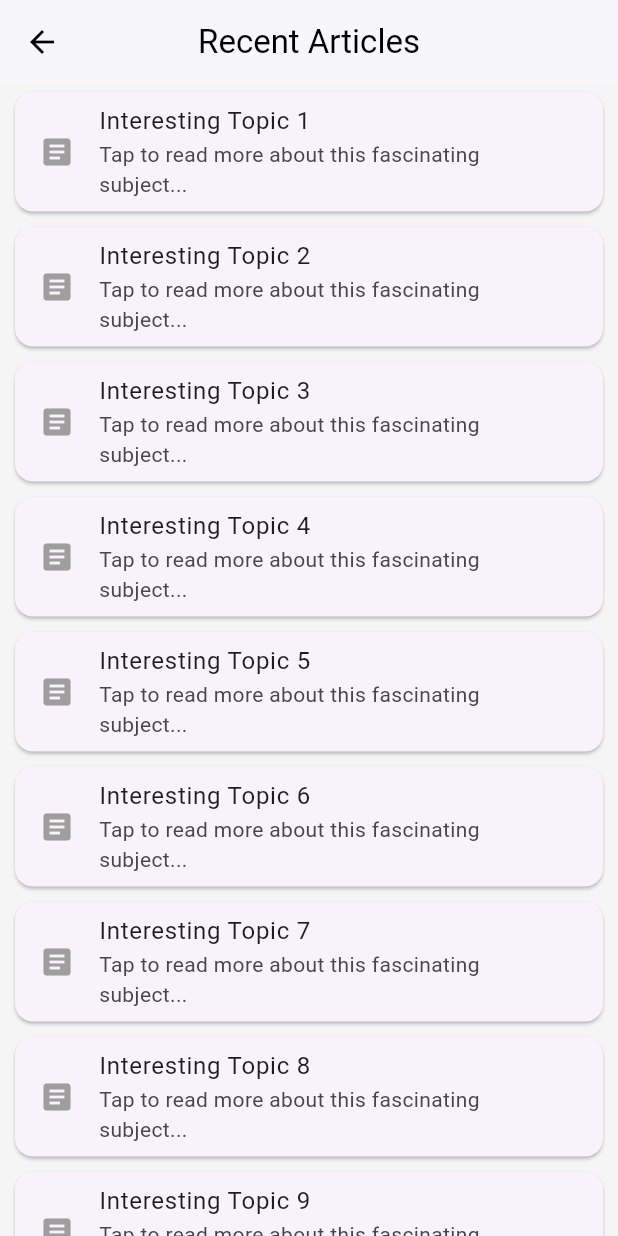
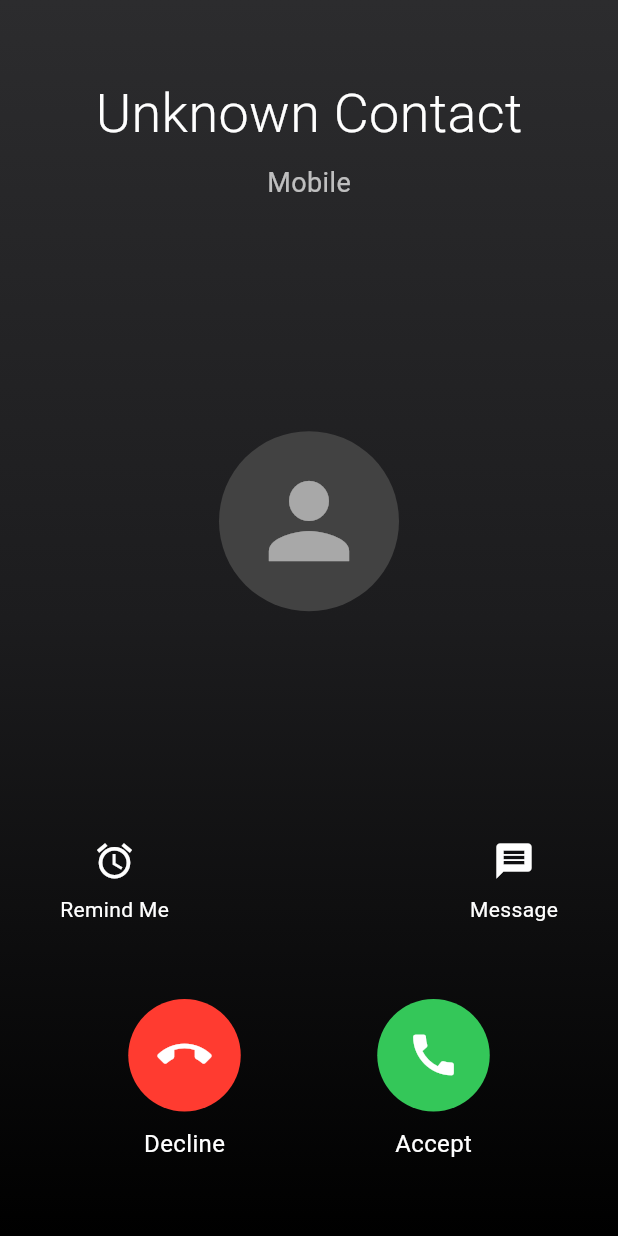
Before and after one commit to Guri536/Peri-Lily, a Flutter app: the FakeUiScreen screen opened directly, on a phone screen of 412 x 824 dp. Run offline on Flutter 3.47's test engine with Material 3 defaults, Android fonts, the phone set to English and light mode, and no system bars; our stand-ins replace flutter_contacts, flutter_riverpod, geolocator, permission_handler, speech_to_text, sqflite and 1 more; missing offline and left inert: flutter_ringtone_player; accounts and stored records are empty.

Commit message:
Working messages

```diff
--- a/lib/features/decoy_ui/fake_ui_screen.dart
+++ b/lib/features/decoy_ui/fake_ui_screen.dart
@@ -1,7 +1,10 @@
 import 'package:flutter/material.dart';
 import 'package:flutter_riverpod/flutter_riverpod.dart';
+import 'package:flutter_ringtone_player/flutter_ringtone_player.dart';
+import 'package:vibration/vibration.dart';
 import '../voice_engine/speech_service.dart';
 import '../dispatch/dispatch_service.dart';
+import '../database/database.dart';
 
 class FakeUiScreen extends ConsumerStatefulWidget {
   const FakeUiScreen({super.key});
@@ -11,55 +14,213 @@ class FakeUiScreen extends ConsumerStatefulWidget {
 }
 
 class _FakeUiScreenState extends ConsumerState<FakeUiScreen> {
+  late final SpeechService _speechNotifier;
+  late String showContactName = "Unknown Contact";
+
   @override
   void initState() {
     super.initState();
+    _initializeData();
+    _speechNotifier = ref.read(speechServiceProvider.notifier);
+
     WidgetsBinding.instance.addPostFrameCallback((_) {
-      ref.read(speechServiceProvider.notifier).startListening();
+      _speechNotifier.startListening();
+      _startRingingAndVibrating();
     });
+  }
+
+  Future<void> _initializeData() async {
+    final getContactName = await ref.read(databaseProvider).getAllContacts();
+    if (mounted) {
+      setState(() {
+        showContactName = getContactName.isEmpty
+            ? "Unknown Contact"
+            : (getContactName[0]['name'] ?? "Unknown Contact");
+      });
+    }
+  }
+
+  Future<void> _startRingingAndVibrating() async {
+    FlutterRingtonePlayer().playRingtone();
+
+    bool? hasVibrator = await Vibration.hasVibrator();
+    if (hasVibrator == true) {
+      Vibration.vibrate(
+        pattern: [1000, 1000],
+        repeat: 1,
+      );
+    }
+  }
+
+  void _stopRingingAndVibrating() {
+    FlutterRingtonePlayer().stop();
+    Vibration.cancel();
   }
 
   @override
   void dispose() {
-    ref.read(speechServiceProvider.notifier).stopListening();
+    _stopRingingAndVibrating();
+    Future.microtask(() {
+      _speechNotifier.stopListening();
+    });
     super.dispose();
   }
 
   @override
   Widget build(BuildContext context) {
     return Scaffold(
-      appBar: AppBar(
-        // GESTURE TRIGGER 1: Double tapping the fake App Bar triggers Tier 1 (Silent Alert)
-        title: GestureDetector(
+      body: Container(
+        decoration: const BoxDecoration(
+          gradient: LinearGradient(
+            begin: Alignment.topCenter,
+            end: Alignment.bottomCenter,
+            colors: [
+              Color(0xFF2C2C2E),
+              Color(0xFF1C1C1E),
+              Colors.black,
+            ],
+          ),
+        ),
+        child: SafeArea(
+          child: Column(
+            mainAxisAlignment: MainAxisAlignment.spaceBetween,
+            children: [
+              // TOP: Caller ID (Gesture Trigger 1)
+              Column(
+                children: [
+                  const SizedBox(height: 50),
+                  GestureDetector(
                     onDoubleTap: () {
-            ref.read(dispatchProvider).executeActions(1, ['shareLoc', 'shareMes']);
+                      ref.read(dispatchProvider).executeActions(1, ['shareLoc']);
                     },
-          child: const Text('Recent Articles', style: TextStyle(color: Colors.black)),
+                    child: Text(
+                      showContactName,
+                      style: const TextStyle(
+                        color: Colors.white,
+                        fontSize: 36,
+                        fontWeight: FontWeight.w300,
                       ),
-        backgroundColor: Colors.white,
-        elevation: 1,
-        iconTheme: const IconThemeData(color: Colors.black),
                     ),
-      backgroundColor: Colors.grey[100],
-      body: ListView.builder(
-        itemCount: 10,
-        itemBuilder: (context, index) {
-          return Card(
-            margin: const EdgeInsets.symmetric(horizontal: 10, vertical: 5),
-            child: ListTile(
-              leading: const Icon(Icons.article, color: Colors.grey),
-              title: Text('Interesting Topic ${index + 1}'),
-              subtitle: const Text('Tap to read more about this fascinating subject...'),
-              // GESTURE TRIGGER 2: Long pressing the 5th item triggers Tier 3 (High SOS)
+                  ),
+                  const SizedBox(height: 8),
+                  const Text(
+                    'Mobile',
+                    style: TextStyle(
+                      color: Colors.white70,
+                      fontSize: 18,
+                    ),
+                  ),
+                ],
+              ),
+
+              // MIDDLE: Avatar (Gesture Trigger 2)
+              GestureDetector(
                 onLongPress: () {
-                if (index == 4) { // 5th item
                   ref.read(dispatchProvider).executeActions(3, ['shareLoc', 'shareMes', 'startVoice']);
-                }
                 },
+                child: Container(
+                  width: 120,
+                  height: 120,
+                  decoration: BoxDecoration(
+                    color: Colors.grey.shade800,
+                    shape: BoxShape.circle,
                   ),
-          );
-        },
+                  // Subtler icon color for a cleaner look
+                  child: const Icon(Icons.person, size: 80, color: Colors.white54),
+                ),
+              ),
+
+              // Secondary Actions & Call Buttons
+              Padding(
+                padding: const EdgeInsets.only(bottom: 50, left: 40, right: 40),
+                child: Column(
+                  children: [
+                    Row(
+                      mainAxisAlignment: MainAxisAlignment.spaceBetween,
+                      children: [
+                        _buildSecondaryAction(Icons.alarm, 'Remind Me'),
+                        _buildSecondaryAction(Icons.message, 'Message'),
+                      ],
+                    ),
+                    const SizedBox(height: 50),
+                    _buildCallButtons(context),
+                  ],
+                ),
+              ),
+            ],
+          ),
+        ),
       ),
     );
   }
+
+  Widget _buildCallButtons(BuildContext context) {
+    return Row(
+      mainAxisAlignment: MainAxisAlignment.spaceAround,
+      children: [
+        // Decline Button
+        Column(
+          children: [
+            GestureDetector(
+              onTap: () {
+                _stopRingingAndVibrating();
+                Navigator.pop(context);
+              },
+              child: Container(
+                width: 75,
+                height: 75,
+                decoration: const BoxDecoration(
+                  color: Color(0xFFFF3B30),
+                  shape: BoxShape.circle,
+                ),
+                child: const Icon(Icons.call_end, color: Colors.white, size: 36),
+              ),
+            ),
+            const SizedBox(height: 10),
+            const Text('Decline', style: TextStyle(color: Colors.white, fontSize: 16)),
+          ],
+        ),
+
+        // Accept Button
+        Column(
+          children: [
+            GestureDetector(
+              onTap: () {
+                _stopRingingAndVibrating();
+                // Add active call transition here
+              },
+              child: Container(
+                width: 75,
+                height: 75,
+                decoration: const BoxDecoration(
+                  color: Color(0xFF34C759),
+                  shape: BoxShape.circle,
+                ),
+                child: const Icon(Icons.call, color: Colors.white, size: 36),
+              ),
+            ),
+            const SizedBox(height: 10),
+            const Text('Accept', style: TextStyle(color: Colors.white, fontSize: 16)),
+          ],
+        ),
+      ],
+    );
   }
+
+  Widget _buildSecondaryAction(IconData icon, String label) {
+    return Column(
+      children: [
+        Icon(icon, color: Colors.white, size: 28),
+        const SizedBox(height: 8),
+        Text(
+          label,
+          style: const TextStyle(
+            color: Colors.white,
+            fontSize: 14,
+            fontWeight: FontWeight.w400,
+          ),
+        ),
+      ],
+    );
+  }
+}
--- a/pubspec.yaml
+++ b/pubspec.yaml
@@ -48,6 +48,8 @@ dependencies:
   path: ^1.9.1
   flutter_contacts: ^2.2.2
   intl: ^0.20.2
+  flutter_ringtone_player: ^4.0.0
+  vibration: ^3.1.8
 
 dev_dependencies:
   flutter_test:
```
Also changed, not shown: lib/core/permission_service.dart (+11 -0 lines), lib/features/database/database.dart (+10 -25 lines), lib/features/dispatch/dispatch_service.dart (+31 -19 lines), lib/features/voice_engine/speech_service.dart (+54 -31 lines), lib/main.dart (+12 -4 lines), pubspec.lock, 11 other files. Lines whose indentation alone changed are shown as unchanged.
